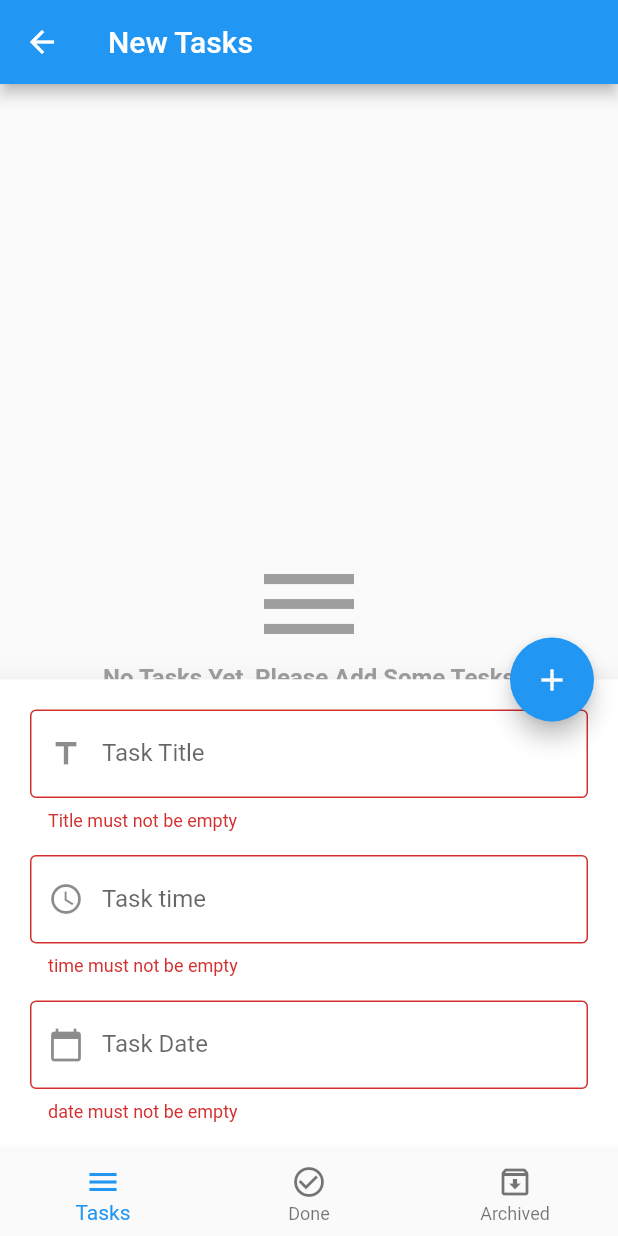
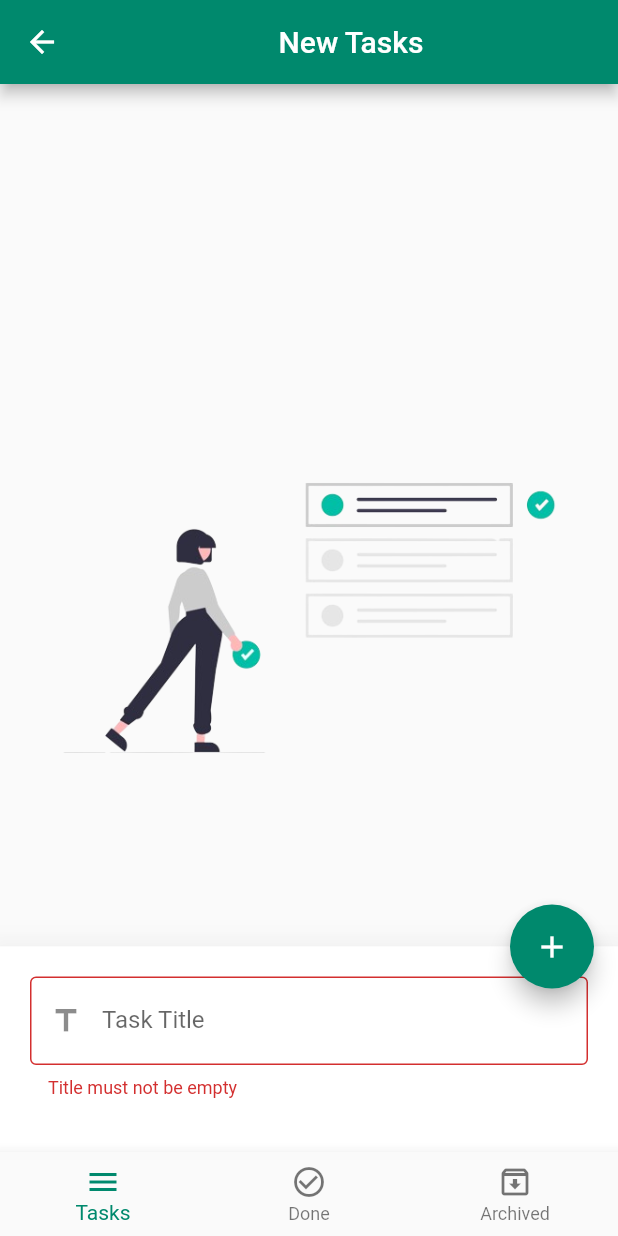
Before and after one commit to essalhi-moussa/flutter-app, a Flutter app: the screen it shows after launch, after a tap on the "edit" icon, after a tap on the "add" icon, on a phone screen of 412 x 824 dp. Run offline on Flutter 3.47's test engine with Material 2 defaults, Android fonts, the light colour scheme and no system bars; our stand-ins replace bloc, conditional_builder_null_safety, flutter_bloc, flutter_slidable, sqflite, sqflite_common and 1 more; accounts and stored records are empty.

Commit message:
build Tasks Item

```diff
--- a/lib/layout/home_layout.dart
+++ b/lib/layout/home_layout.dart
@@ -38,8 +38,11 @@ class HomeLayout extends StatelessWidget {
          return Scaffold(
            key: scaffoldKey,
            appBar: AppBar(
-             title: Text(
-               cubit.titles[cubit.curentIndex],
+             backgroundColor: Color(0xFF00896D),
+             title: Center(
+               child: Text(
+                 cubit.titles[cubit.curentIndex],
+               ),
              ),
            ),
            // body: tasks.length == 0 ? Center(child: CircularProgressIndicator()) : cubit.screens[cubit.curentIndex],
@@ -49,34 +52,13 @@ class HomeLayout extends StatelessWidget {
              fallback: (context) => Center(child: CircularProgressIndicator())
            ),
            floatingActionButton: FloatingActionButton(
+             backgroundColor: Color(0xFF00896D),
              onPressed: () {
                if (cubit.isBottomSheetShown){
                  if(formdKey.currentState!.validate()){
-                   cubit.insertToDatabase(title: titleController.text, time: timeController.text, date: dateController.text);
-                   // insertToDatabase(
-                   //   title: titleController.text,
-                   //   date: dateController.text,
-                   //   time: timeController.text,
-                   // ).then((value){
-                   //   getDataFromDatabase(database).then((value){
-                   //     Navigator.pop(context);
-                   //     // setState(() {
-                   //     //   isBottomSheetShown = false;
-                   //     //   fabIcon =  Icons.edit;
-                   //     //
-                   //     //   tasks = value;
-                   //     //   print('-------------------');
-                   //     //   print(tasks);
-                   //     //   print('-------------------');
-                   //     // });
-                   //   });
-                   // });
-
-
+                   // cubit.insertToDatabase(title: titleController.text, time: timeController.text, date: dateController.text);
+                   cubit.insertToDatabase(title: titleController.text, time: timeController.text, date: DateFormat.yMMMd().format(DateTime.now()));
                  };
-
-
-                 //print(isBottomSheetShown = true);
                }else {
                  scaffoldKey.currentState?.showBottomSheet(
                        (context) =>
@@ -103,52 +85,52 @@ class HomeLayout extends StatelessWidget {
                                SizedBox(
                                  height: 16.0,
                                ),
-                               defaultFormField(
-                                 controller: timeController,
-                                 type: TextInputType.datetime,
-                                 onTap: (){
-                                   showTimePicker(
-                                       context: context,
-                                       initialTime: TimeOfDay.now()).then((value){
-                                     timeController.text = value!.format(context).toString();
-                                     print(value?.format(context));
-                                   });
-                                 },
-                                 validate: (String? value) {
-                                   if (value!.isEmpty) {
-                                     return 'time must not be empty';
-                                   }
-                                   return null;
-                                 },
-                                 label: 'Task time',
-                                 prefix: Icons.watch_later_outlined,
-                               ),
-                               SizedBox(
-                                 height: 16.0,
-                               ),
-                               defaultFormField(
-                                 controller: dateController,
-                                 type: TextInputType.datetime,
-                                 onTap: (){
-                                   showDatePicker(
-                                     context: context,
-                                     initialDate: DateTime.now(),
-                                     firstDate:  DateTime.now(),
-                                     lastDate:  DateTime.parse('2026-12-31'),
-                                   ).then((value){
-                                     print(DateFormat.yMMMd().format(value!));
-                                     dateController.text = DateFormat.yMMMd().format(value!);
-                                   });
-                                 },
-                                 validate: (String? value) {
-                                   if (value!.isEmpty) {
-                                     return 'date must not be empty';
-                                   }
-                                   return null;
-                                 },
-                                 label: 'Task Date',
-                                 prefix: Icons.calendar_today,
-                               ),
+                               // defaultFormField(
+                               //   controller: timeController,
+                               //   type: TextInputType.datetime,
+                               //   onTap: (){
+                               //     showTimePicker(
+                               //         context: context,
+                               //         initialTime: TimeOfDay.now()).then((value){
+                               //       timeController.text = value!.format(context).toString();
+                               //       print(value?.format(context));
+                               //     });
+                               //   },
+                               //   validate: (String? value) {
+                               //     if (value!.isEmpty) {
+                               //       return 'time must not be empty';
+                               //     }
+                               //     return null;
+                               //   },
+                               //   label: 'Task time',
+                               //   prefix: Icons.watch_later_outlined,
+                               // ),
+                               // SizedBox(
+                               //   height: 16.0,
+                               // ),
+                               // defaultFormField(
+                               //   controller: dateController,
+                               //   type: TextInputType.datetime,
+                               //   onTap: (){
+                               //     showDatePicker(
+                               //       context: context,
+                               //       initialDate: DateTime.now(),
+                               //       firstDate:  DateTime.now(),
+                               //       lastDate:  DateTime.parse('2026-12-31'),
+                               //     ).then((value){
+                               //       print(DateFormat.yMMMd().format(value!));
+                               //       dateController.text = DateFormat.yMMMd().format(value!);
+                               //     });
+                               //   },
+                               //   validate: (String? value) {
+                               //     if (value!.isEmpty) {
+                               //       return 'date must not be empty';
+                               //     }
+                               //     return null;
+                               //   },
+                               //   label: 'Task Date',
+                               //   prefix: Icons.calendar_today,
+                               // ),
                              ],
                            ),
                          ),
@@ -170,6 +152,7 @@ class HomeLayout extends StatelessWidget {
              onTap: (index){
                cubit.changeIndex(index);
              },
+             selectedItemColor: Color(0xFF00896D),
              items: [
                BottomNavigationBarItem(
                    icon: Icon(
--- a/lib/shared/components/components.dart
+++ b/lib/shared/components/components.dart
@@ -1,5 +1,6 @@
 import 'package:conditional_builder_null_safety/conditional_builder_null_safety.dart';
 import 'package:flutter/material.dart';
+import 'package:flutter_slidable/flutter_slidable.dart';
 import 'package:udemy_flutter/shared/cubit/cubit.dart';
 
 // --------------- Button --------------
@@ -69,34 +70,44 @@ Widget defaultFormField({
 );
 
 
-Widget buildTasksItem(Map model, context
-    // {
-    //   Object  task,
-    //   void Function(bool?)? onChange
-    // }
-) =>  Dismissible(
+
+// --------------- Item ListView  --------------
+Widget buildTasksItem(Map model, context) =>  Dismissible(
+  background: Container(
+    color: Colors.redAccent,
+  ),
   key: Key(model['id'].toString()),
   child:   Padding(
-    padding: const EdgeInsets.all(20.0),
+    padding: const EdgeInsets.all(8.0),
+    child: Container(
+      decoration: BoxDecoration(
+        color: Color(0xFFD2EBE5),
+        borderRadius: BorderRadius.circular(8.0), // Adjust the radius as per your requirement
+      ),
+      child: Padding(
+        padding: const EdgeInsets.all(10.0),
         child: Row(
           children: [
-        CircleAvatar(
-          radius: 40.0,
-          child: Text(
-            '${model['time']}',
+            // CircleAvatar(
+            //   radius: 40.0,
+            //   child: Text(
+            //     '${model['time']}',
+            //   ),
+            // ),
+            Checkbox(
+              value: model['status'] == 'done' ? true : false, // The initial value of the checkbox
+              onChanged: (bool? newValue) {
+                print("##### $newValue");
+                if (newValue != null && newValue == true) {
+                  AppCubit.get(context)
+                      .updateData(status: 'done', id: model['id']);
+                }else{
+                  AppCubit.get(context)
+                      .updateData(status: 'new', id: model['id']);
+                }
+              },
             ),
-        ),
-        // Checkbox(
-        //   value: task.completed,
-        //   onChanged: onChange,
-        //   //     (bool? value) {
-        //   //   Update the completion status of the task in the database
-        //   //   You may want to call a function to update the database here
-        //   //   setState(() {
-        //   //     task.completed = value ?? false;
-        //   //   });
-        //   // },
-        // ),
+
             SizedBox(
               width: 20.0,
             ),
@@ -126,15 +137,6 @@ Widget buildTasksItem(Map model, context
             ),
             IconButton(
                 onPressed: (){
-              AppCubit.get(context).updateData(status: 'done', id: model['id']);
-            },
-            icon: Icon(
-              Icons.check_box,
-              color: Colors.green,
-            )
-        ),
-        IconButton(
-            onPressed: (){
                   AppCubit.get(context).updateData(status: 'archive', id: model['id']);
                 },
                 icon: Icon(
@@ -145,10 +147,85 @@ Widget buildTasksItem(Map model, context
           ],
         ),
       ),
+    ),
+  ),
   onDismissed: (direction){
 AppCubit.get(context).deleteData(id: model['id']);
   },
 );
+
+// --------------- Secande scrolable Item ListView  --------------
+// Widget buildTasksItem(Map model, context) {
+//   return Slidable(
+//     // Specify a key if the Slidable is dismissible.
+//     key: Key(model['id'].toString()),
+//
+//     // The start action pane is the one at the left or the top side.
+//     startActionPane: ActionPane(
+//       // A motion is a widget used to control how the pane animates.
+//       motion: const ScrollMotion(),
+//
+//       // A pane can dismiss the Slidable.
+//       dismissible: DismissiblePane(onDismissed: () {}),
+//
+//       // All actions are defined in the children parameter.
+//       children: [
+//         // A SlidableAction can have an icon and/or a label.
+//         SlidableAction(
+//           onPressed: (context){
+//             AppCubit.get(context).deleteData(id: model['id']);
+//             },
+//           backgroundColor: Color(0xFFFE4A49),
+//           foregroundColor: Colors.white,
+//           icon: Icons.delete,
+//           label: 'Delete',
+//         ),
+//
+//       ],
+//     ),
+//
+//     // The end action pane is the one at the right or the bottom side.
+//     endActionPane:  ActionPane(
+//       motion: ScrollMotion(),
+//       children: [
+//         SlidableAction(
+//           // An action can be bigger than the others.
+//           flex: 2,
+//           onPressed: (context){
+//             AppCubit.get(context).updateData(status: 'archive', id: model['id']);
+//           },
+//           backgroundColor: Color(0xFF7BC043),
+//           foregroundColor: Colors.white,
+//           icon: Icons.archive,
+//           label: 'Archive',
+//         ),
+//         SlidableAction(
+//           onPressed: (context){
+//             AppCubit.get(context).updateData(status: 'done', id: model['id']);
+//           },
+//           backgroundColor: Color(0xFF21B7CA),
+//           foregroundColor: Colors.white,
+//           icon: Icons.done,
+//           label: 'Done',
+//         ),
+//       ],
+//     ),
+//
+//     // The child of the Slidable is what the user sees when the
+//     // component is not dragged.
+//     child:  ListTile(title:  Text(
+//       '${model['title']}',
+//       style: TextStyle(
+//         fontSize: 16.0,
+//         fontWeight: FontWeight.bold,
+//       ),
+//     ),),
+//   );
+// }
+
+
+// --------------- tasksBuilder  --------------
+
 
 Widget tasksBuilder({
   required List<Map> tasks,
@@ -172,18 +249,24 @@ Widget tasksBuilder({
     child: Column(
       mainAxisAlignment: MainAxisAlignment.center,
       children: [
-        Icon(
-          Icons.menu,
-          size: 80.0,
-          color: Colors.grey,
-        ),
-        Text(
-          'No Tasks Yet, Please Add Some Tesks',
-          style: TextStyle(
-            fontSize: 16.0,
-            fontWeight: FontWeight.bold,
-            color: Colors.grey,
-          ),
+        // Icon(
+        //   Icons.menu,
+        //   size: 80.0,
+        //   color: Colors.grey,
+        // ),
+
+        // Text(
+        //   'No Tasks Yet, Please Add Some Tesks',
+        //   style: TextStyle(
+        //     fontSize: 16.0,
+        //     fontWeight: FontWeight.bold,
+        //     color: Colors.grey,
+        //   ),
+        // ),
+        Image(
+          image: AssetImage('assets/images/to_do_app.png'),
+          height: 300.0,
+          width: 600.0,
         ),
       ],
     ),
--- a/lib/shared/cubit/cubit.dart
+++ b/lib/shared/cubit/cubit.dart
@@ -3,7 +3,8 @@ import 'package:flutter/material.dart';
 import 'package:flutter_bloc/flutter_bloc.dart';
 import 'package:sqflite/sqflite.dart';
 import 'package:sqflite_common/sqlite_api.dart';
-import 'package:sqflite_common_ffi/sqflite_ffi.dart';
+// import 'package:sqflite_common_ffi/sqflite_ffi.dart';
+import 'package:sqflite/sqflite.dart';
 import 'package:udemy_flutter/shared/cubit/states.dart';
 
 import '../../modules/archived_tasks/archived_tasks_screen.dart';
@@ -40,8 +41,8 @@ class AppCubit extends Cubit<AppStates>{
 
   void createDatabase()  {
     try {
-      sqfliteFfiInit();
-      databaseFactory = databaseFactoryFfi;
+      // sqfliteFfiInit();
+      // databaseFactory = databaseFactoryFfi;
 
       openDatabase(
           'todo.db',
--- a/pubspec.yaml
+++ b/pubspec.yaml
@@ -41,6 +41,7 @@ dependencies:
   bloc: ^7.0.0
   flutter_bloc: ^7.0.0
   conditional_builder_null_safety: ^0.0.6
+  flutter_slidable: ^3.0.1
 
 
 dev_dependencies:
```
Also changed, not shown: lib/main.dart (+6 -6 lines), assets/images/archived_taskes.png (added), assets/images/done_taskes.png (added), assets/images/new_tasks.png (added), assets/images/to_do_app.png (added), pubspec.lock. Lines whose indentation alone changed are shown as unchanged.
